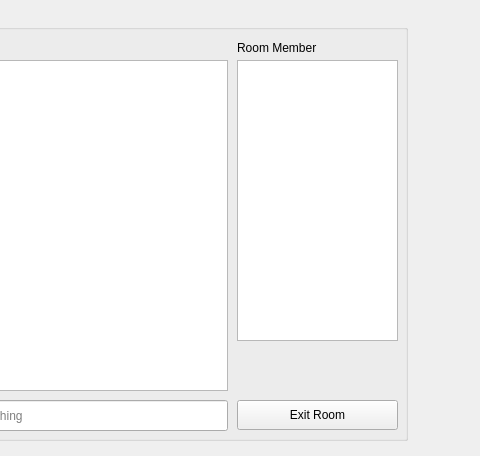
The window that client/ui/lobby.ui (BloodSweatTearz/Pyting) describes before a commit, drawn with Qt 5; both pictures show x 373 to 853 and y 0 to 456 of the 853 by 649 pixel window.
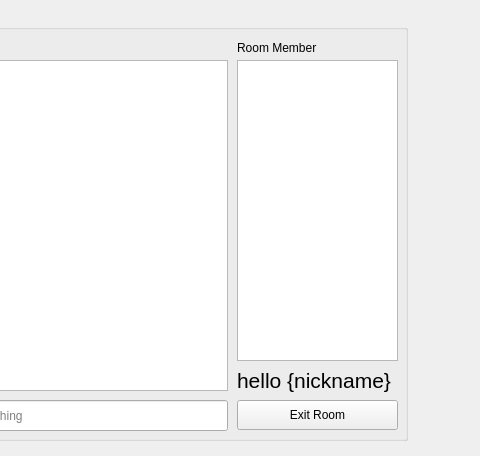
The same window after the commit.

Commit message: etc : UI 업데이트

```diff
--- a/client/ui/lobby.ui
+++ b/client/ui/lobby.ui
@@ -169,10 +169,28 @@
       <x>370</x>
       <y>50</y>
       <width>161</width>
-      <height>281</height>
+      <height>301</height>
      </rect>
     </property>
    </widget>
+   <widget class="QLabel" name="mynamelabel">
+    <property name="geometry">
+     <rect>
+      <x>370</x>
+      <y>355</y>
+      <width>161</width>
+      <height>31</height>
+     </rect>
+    </property>
+    <property name="font">
+     <font>
+      <pointsize>16</pointsize>
+     </font>
+    </property>
+    <property name="text">
+     <string>hello {nickname}</string>
+    </property>
+   </widget>
   </widget>
   <widget class="QTextEdit" name="cmdHelper">
    <property name="enabled">
```
